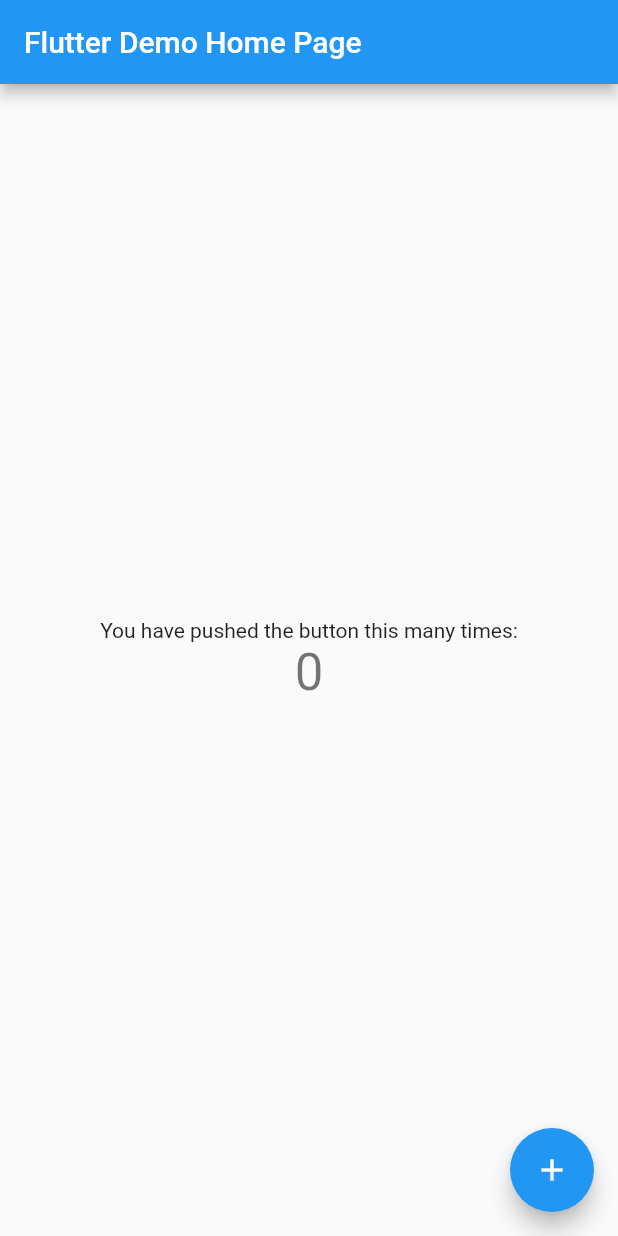
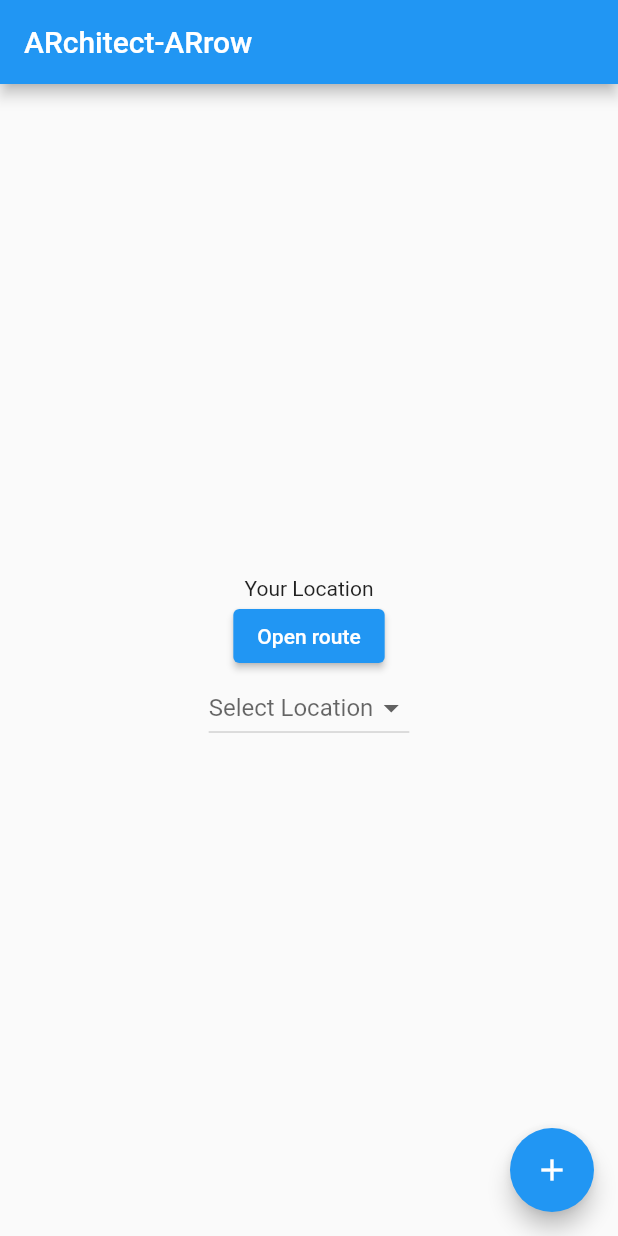
Before and after one commit to RIT-New-Media-Capstone/ARchitect-ARrow, a Flutter app: the screen it shows after launch, on a phone screen of 412 x 824 dp. Run offline on Flutter 3.47's test engine with Material 2 defaults, Android fonts, the phone set to English and light mode, and no system bars.

Commit message:
added dropdown that returns a value

```diff
--- a/arrow/lib/main.dart
+++ b/arrow/lib/main.dart
@@ -24,7 +24,7 @@
         // is not restarted.
         primarySwatch: Colors.blue,
       ),
-      home: const MyHomePage(title: 'Flutter Demo Home Page'),
+      home: const MyHomePage(title: 'ARchitect-ARrow'),
     );
   }
 }
@@ -63,12 +63,8 @@
 
   @override
   Widget build(BuildContext context) {
-    // This method is rerun every time setState is called, for instance as done
-    // by the _incrementCounter method above.
-    //
-    // The Flutter framework has been optimized to make rerunning build methods
-    // fast, so that you can just rebuild anything that needs updating rather
-    // than having to individually change instances of widgets.
+    List<String> _locations = ['A', 'B', 'C', 'D']; // Option 2
+    String? _selectedLocation;
     return Scaffold(
       appBar: AppBar(
         // Here we take the value from the MyHomePage object that was created by
@@ -96,12 +92,28 @@
           mainAxisAlignment: MainAxisAlignment.center,
           children: <Widget>[
             const Text(
-              'You have pushed the button this many times:',
+              'Your Location',
             ),
-            Text(
-              '$_counter',
-              style: Theme.of(context).textTheme.headline4,
+            ElevatedButton(
+              onPressed: () {},
+              child: const Text('Open route'),
             ),
+            DropdownButton(
+              value: _selectedLocation,
+              hint: const Text('Select Location'),
+              items: _locations.map((String items) {
+                return DropdownMenuItem(
+                  value: items,
+                  child: Text(items),
+                );
+              }).toList(),
+              onChanged: (String? value) {
+                setState(() {
+                  _selectedLocation = value!;
+                  debugPrint('Value Changed: $value');
+                });
+              },
+            )
           ],
         ),
       ),
@@ -113,3 +125,12 @@
     );
   }
 }
+
+enum Locations {
+  placeA('Place A', 250, 100);
+
+  const Locations(this.place, this.lat, this.long);
+  final String place;
+  final double lat;
+  final double long;
+}
```
